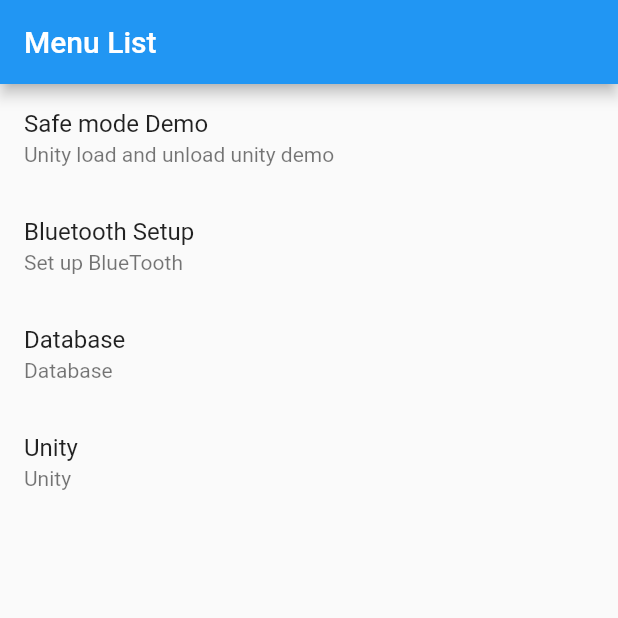
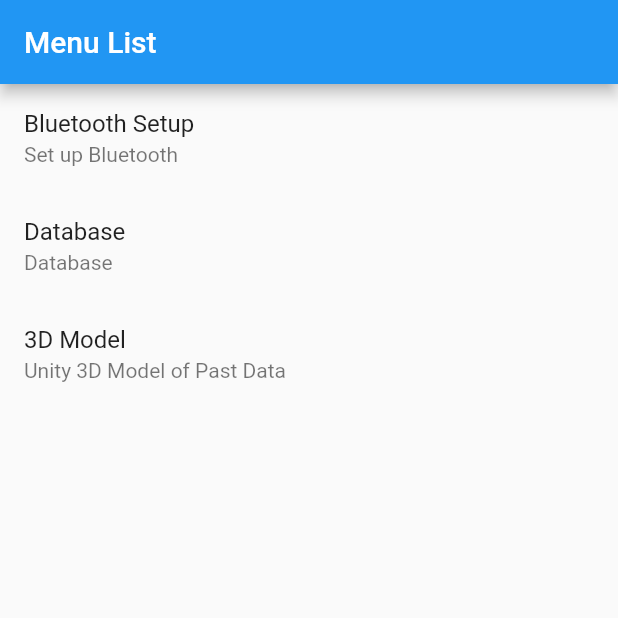
Before and after one commit to TheOnlyPatty/WMM, a Flutter app: the screen it shows after launch, on a phone screen of 412 x 824 dp, the top half of it. Run offline on Flutter 3.47's test engine with Material 2 defaults, Android fonts, the phone set to English and light mode, and no system bars; our stand-ins replace flutter_blue, sqflite; accounts and stored records are empty.

Commit message:
Cleanup/added functionality

```diff
--- a/app/flutter-unity-view-widget-master/example/lib/ble_screen.dart
+++ b/app/flutter-unity-view-widget-master/example/lib/ble_screen.dart
@@ -352,7 +352,7 @@
   Widget build(BuildContext context) {
     return Scaffold(
       appBar: AppBar(
-        title: Text('Safe Mode Screen'),
+        title: Text('Live 3D Model'),
 
       ),
       body: Card(
--- a/app/flutter-unity-view-widget-master/example/lib/screens/menu_screen.dart
+++ b/app/flutter-unity-view-widget-master/example/lib/screens/menu_screen.dart
@@ -15,14 +15,7 @@
   List<_MenuListItem> menus = [
 
     new _MenuListItem(
-      description: 'Unity load and unload unity demo',
-      route: '/loader',
-      title: 'Safe mode Demo',
-      enableAR: false,
-    ),
-
-    new _MenuListItem(
-      description: 'Set up BlueTooth',
+      description: 'Set up Bluetooth',
       route: '/ble',
       title: 'Bluetooth Setup',
       enableAR: false,
@@ -36,9 +29,9 @@
     ),
 
     new _MenuListItem(
-      description: 'Unity',
+      description: 'Unity 3D Model of Past Data',
       route: '/un',
-      title: 'Unity',
+      title: '3D Model',
       enableAR: false,
     )
   ];
```
Also changed, not shown: app/flutter-unity-view-widget-master/example/lib/db.dart (+0 -11 lines), app/flutter-unity-view-widget-master/example/lib/unity_screen.dart (+34 -3 lines), 1 other file.
